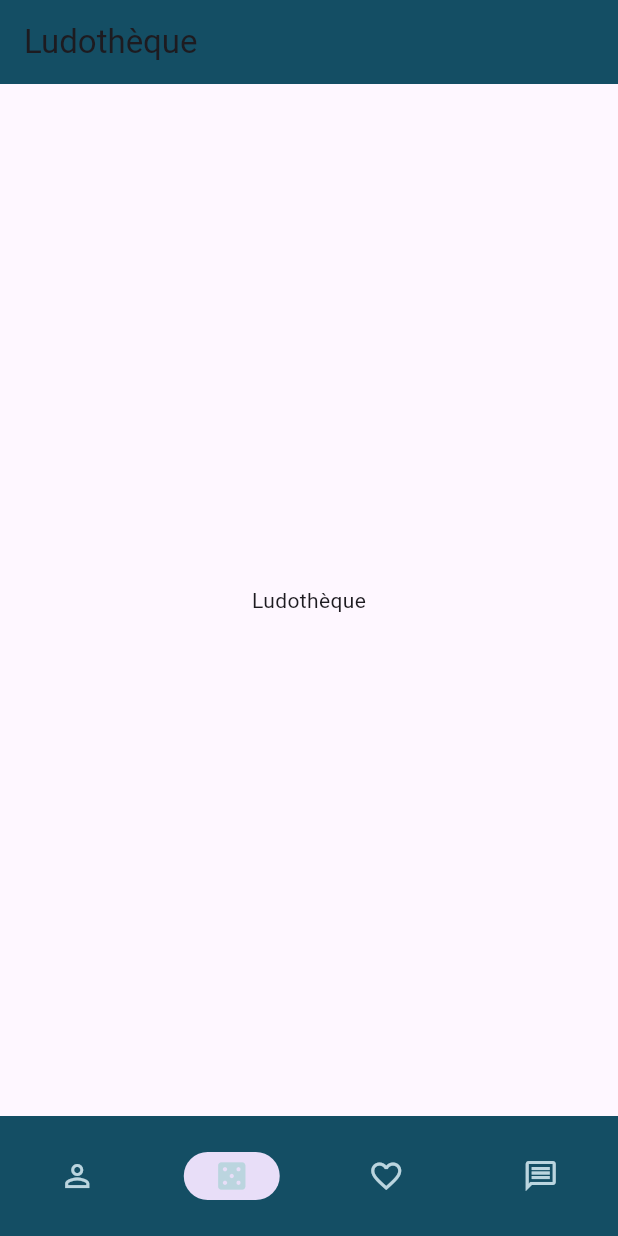
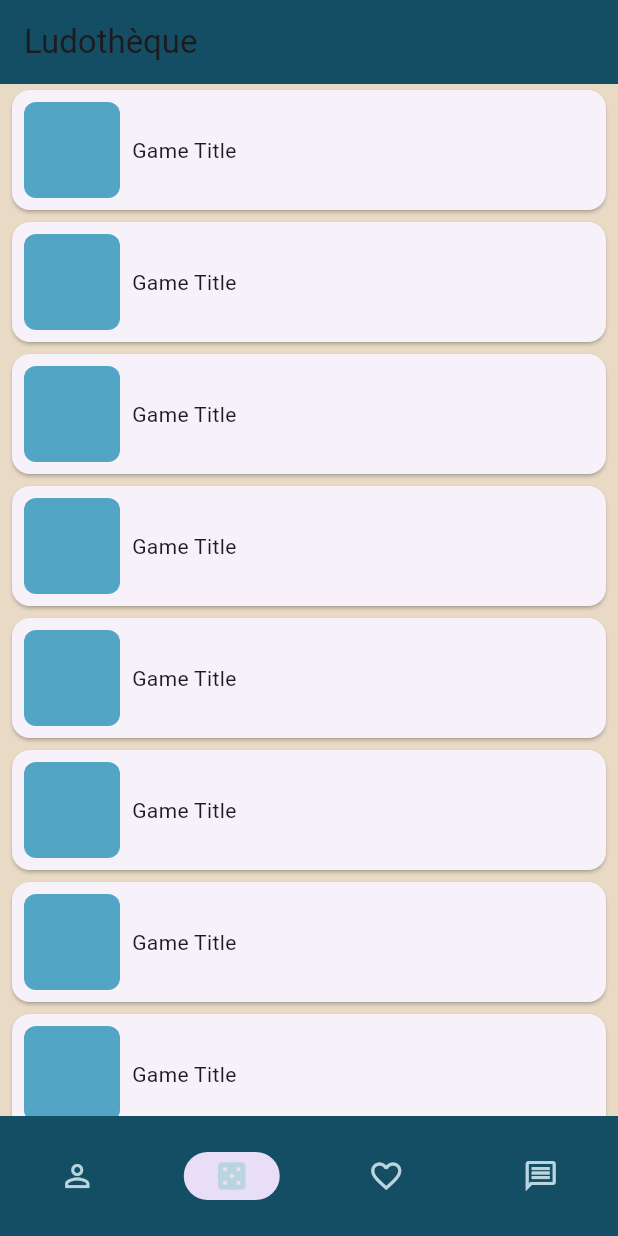
Before and after one commit to laurent-pincemaille/weeple, a Flutter app: the screen it shows after launch, item 2 of the bottom bar chosen, on a phone screen of 412 x 824 dp. Run offline on Flutter 3.47's test engine with Material 3 defaults, Android fonts, the light colour scheme and no system bars; our stand-ins replace flutter_riverpod.

Commit message:
cards list prevew added on Ludotheqye screeen

```diff
--- a/frontend_vahouche/weeple/lib/screens/home.dart
+++ b/frontend_vahouche/weeple/lib/screens/home.dart
@@ -34,6 +34,7 @@ class _HomeState extends State<Home> {
         title: Text(_appBartitle),
         backgroundColor: primaryColor,
       ),
+      backgroundColor: secondaryColor,
       body: SafeArea(
         child: <Widget>[
           const Profil(),
--- a/frontend_vahouche/weeple/lib/styles.dart
+++ b/frontend_vahouche/weeple/lib/styles.dart
@@ -1,4 +1,7 @@
 import 'package:flutter/material.dart';
 
 const Color primaryColor = Color.fromARGB(255, 20, 78, 100);
+const Color primaryColorLighter = Color.fromARGB(255, 82, 165, 197);
 const Color primaryColorLightest = Color.fromARGB(255, 187, 213, 223);
+
+const Color secondaryColor = Color.fromARGB(255, 233, 218, 198);
--- /dev/null
+++ b/frontend_vahouche/weeple/lib/widgets/games/game_list_item.dart
@@ -0,0 +1,32 @@
+import 'package:flutter/material.dart';
+import 'package:weeple/styles.dart';
+
+class GameListitem extends StatelessWidget {
+  const GameListitem({super.key});
+
+  @override
+  Widget build(BuildContext context) {
+    return GestureDetector(
+      onTap: () {
+        print("clicked");
+      },
+      child: Card(
+        child: Row(
+          children: [
+            Padding(
+              padding: const EdgeInsets.all(8),
+              child: Container(
+                height: 64,
+                width: 64,
+                decoration: const BoxDecoration(
+                    borderRadius: BorderRadius.all(Radius.circular(8)),
+                    color: primaryColorLighter),
+              ),
+            ),
+            const Text("Game Title"),
+          ],
+        ),
+      ),
+    );
+  }
+}
--- a/frontend_vahouche/weeple/lib/widgets/navigation/ludotheque.dart
+++ b/frontend_vahouche/weeple/lib/widgets/navigation/ludotheque.dart
@@ -1,10 +1,17 @@
 import 'package:flutter/material.dart';
+import 'package:weeple/fake_data/random_list.dart';
+import 'package:weeple/widgets/games/game_list_item.dart';
 
 class Ludotheque extends StatelessWidget {
   const Ludotheque({super.key});
 
   @override
   Widget build(BuildContext context) {
-    return const Center(child: Text("Ludothèque"));
+    return Padding(
+      padding: const EdgeInsets.only(left: 4, right: 4),
+      child: ListView.builder(
+          itemCount: randomList.length, // items is a List
+          itemBuilder: (ctx, index) => const GameListitem()),
+    );
   }
 }
```
